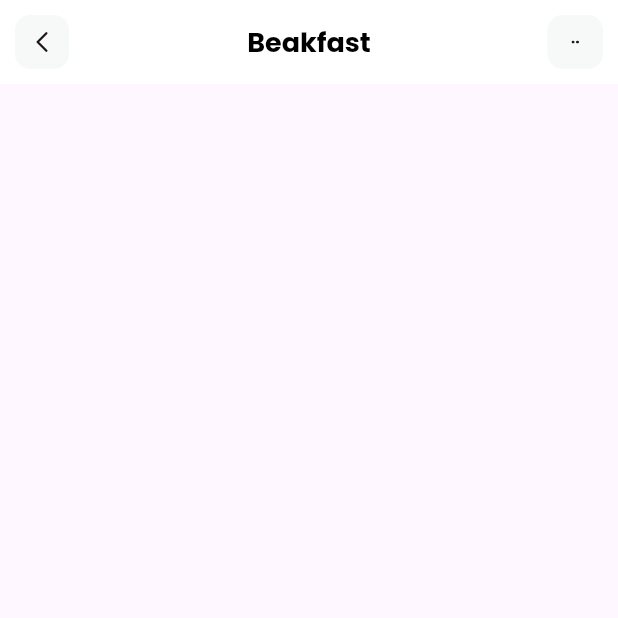
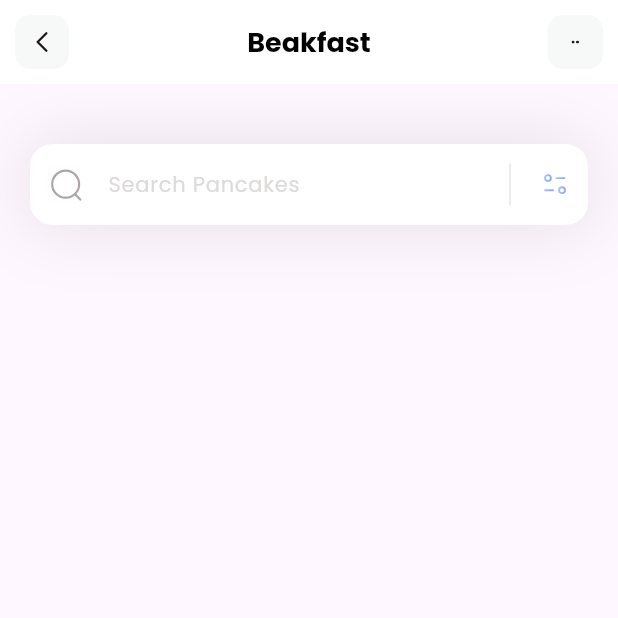
Before and after one commit to AdrianNetto/fitness-app, a Flutter app: the screen it shows after launch, on a phone screen of 412 x 824 dp, the top half of it. Run offline on Flutter 3.47's test engine with Material 3 defaults, Android fonts, the phone set to English and light mode, and no system bars; our stand-ins replace flutter_svg.

Commit message:
feat: add search bar

```diff
--- a/lib/pages/home.dart
+++ b/lib/pages/home.dart
@@ -8,6 +8,62 @@ class HomePage extends StatelessWidget {
   Widget build(BuildContext context) {
     return Scaffold(
       appBar: appBar(),
+      body: Column(
+        children: [
+          Container(
+            margin: EdgeInsets.only(top: 40, left: 20, right: 20),
+            decoration: BoxDecoration(
+              boxShadow: [
+                BoxShadow(
+                  color: Color(0xff1D1617).withValues(alpha: .11),
+                  blurRadius: 40,
+                  spreadRadius: 0.0,
+                ),
+              ],
+            ),
+            child: TextField(
+              decoration: InputDecoration(
+                filled: true,
+                fillColor: Colors.white,
+                contentPadding: EdgeInsets.all(15),
+                hintText: 'Search Pancakes',
+                hintStyle: TextStyle(
+                  color: Color(0xffDDDADA),
+                  fontSize: 14
+                ),
+                prefixIcon: Padding(
+                  padding: const EdgeInsets.all(12),
+                  child: SvgPicture.asset('assets/icons/Search.svg'),
+                ),
+                suffixIcon: Container(
+                  width: 100,
+                  child: IntrinsicHeight(
+                    child: Row(
+                      mainAxisAlignment: MainAxisAlignment.end,
+                      children: [
+                        VerticalDivider(
+                          color: Colors.black,
+                          indent: 10,
+                          endIndent: 10,
+                          thickness: 0.1,
+                        ),
+                        Padding(
+                          padding: const EdgeInsets.all(12),
+                          child: SvgPicture.asset('assets/icons/Filter.svg'),
+                        ),
+                      ],
+                    ),
+                  ),
+                ),
+                border: OutlineInputBorder(
+                  borderRadius: BorderRadius.circular(15),
+                  borderSide: BorderSide.none,
+                ),
+              ),
+            ),
+          ),
+        ],
+      ),
     );
   }
 
@@ -25,9 +81,7 @@ class HomePage extends StatelessWidget {
       elevation: 0.0,
       centerTitle: true,
       leading: GestureDetector(
-        onTap: () {
-
-        },
+        onTap: () {},
         child: Container(
           margin: EdgeInsets.all(10),
           alignment: Alignment.center,
```
Also changed, not shown: assets/icons/Filter.svg (added), assets/icons/Search.svg (added).
